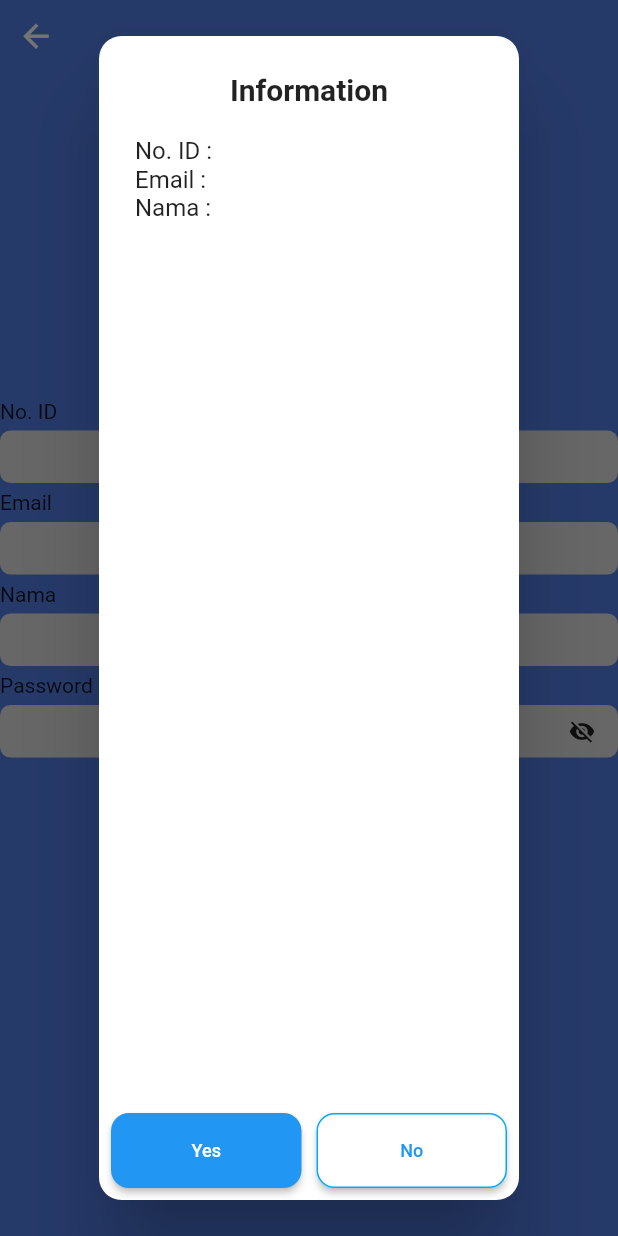
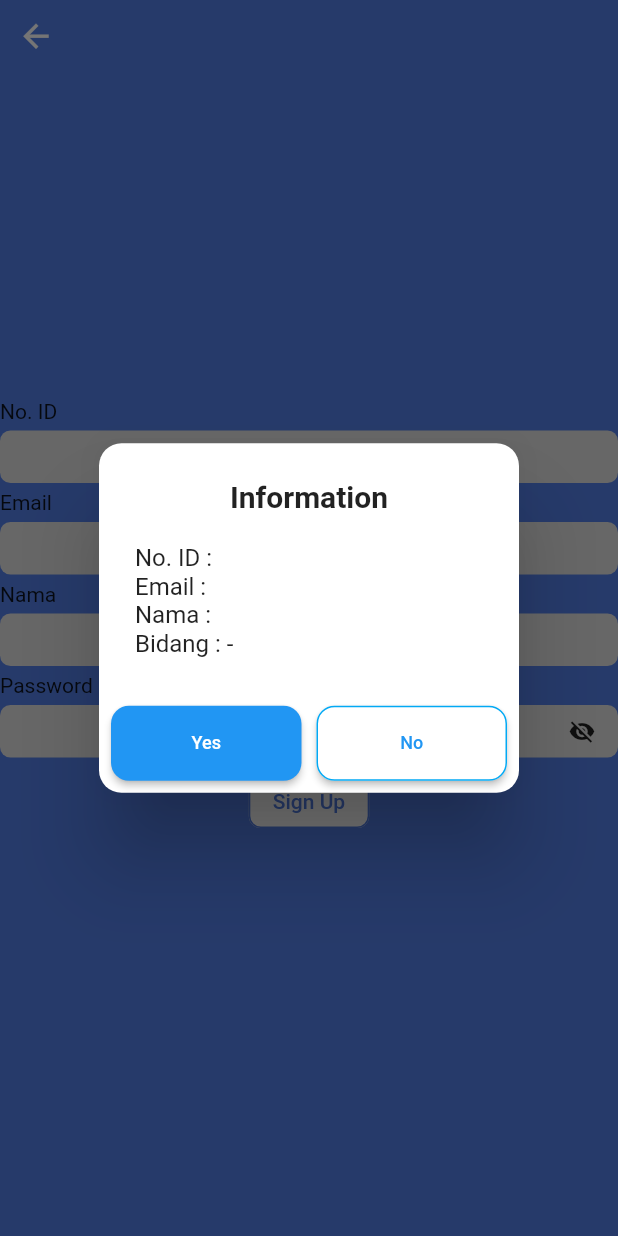
Before and after one commit to thehighnessputtra/YxG-Absen, a Flutter app: the SignUpPage screen opened directly, after a tap on "Sign Up", on a phone screen of 412 x 824 dp. Run offline on Flutter 3.47's test engine with Material 2 defaults, Android fonts, the phone set to English and light mode, and no system bars; our stand-ins replace cloud_firestore, firebase_auth, firebase_core, shared_preferences; accounts and stored records are empty.

Commit message:
update sign up menentukan Bidang by id

```diff
--- a/lib/pages/auth/signup_page/sign_up_page.dart
+++ b/lib/pages/auth/signup_page/sign_up_page.dart
@@ -35,7 +35,9 @@
   TextEditingController _controllerEmail = TextEditingController();
   TextEditingController _controllerNama = TextEditingController();
   TextEditingController _controllerPassword = TextEditingController();
+  String bidang = "bidang";
   bool isClicked = false;
+
   @override
   Widget build(BuildContext context) {
     return Scaffold(
@@ -82,23 +84,51 @@
                   CustomButton2(
                       btnName: "Sign Up",
                       onPress: () {
+                        if (RegExp(r'^001\d{4}')
+                            .hasMatch(_controllerNoID.text)) {
+                          setState(() {
+                            bidang = "Pemrograman";
+                          });
+                        } else if (RegExp(r'^002\d{4}')
+                            .hasMatch(_controllerNoID.text)) {
+                          setState(() {
+                            bidang = "UI/UX";
+                          });
+                        } else {
+                          setState(() {
+                            bidang = "-";
+                          });
+                        }
                         customDialog(context,
                             title: "Information",
                             confirmButton: true, yesPressed: () {
+                          if (bidang == "-") {
+                            customDialog(context,
+                                title: "ERROR",
+                                content: SingleChildScrollView(
+                                  child: Center(
+                                      child: Text("Pastikan No. ID Sesuai")),
+                                ));
+                          } else {
                             FirebaseServices(FirebaseAuth.instance).signUpEmail(
                                 email: _controllerEmail.text,
                                 password: _controllerPassword.text,
                                 noid: _controllerNoID.text,
                                 name: _controllerNama.text,
+                                bidang: bidang,
                                 context: context);
+                          }
                         },
-                            content: Column(
+                            content: SingleChildScrollView(
+                              child: Column(
                                 crossAxisAlignment: CrossAxisAlignment.start,
                                 children: [
                                   Text("No. ID : ${_controllerNoID.text}"),
                                   Text("Email : ${_controllerEmail.text}"),
                                   Text("Nama : ${_controllerNama.text}"),
+                                  Text("Bidang : $bidang"),
                                 ],
+                              ),
                             ));
                       })
                 ],
```
Lines whose indentation alone changed are shown as unchanged.
